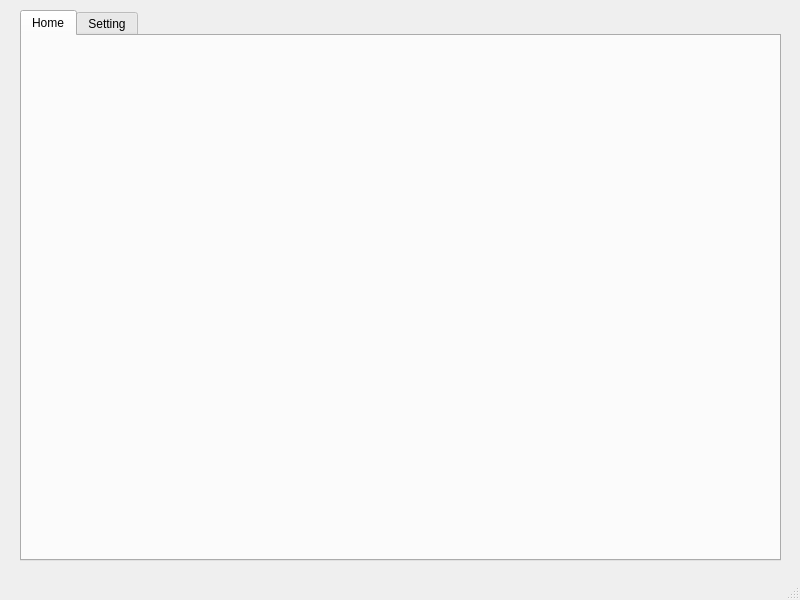
Qt form mainpage.ui (santabou/JobMatch) before a commit.
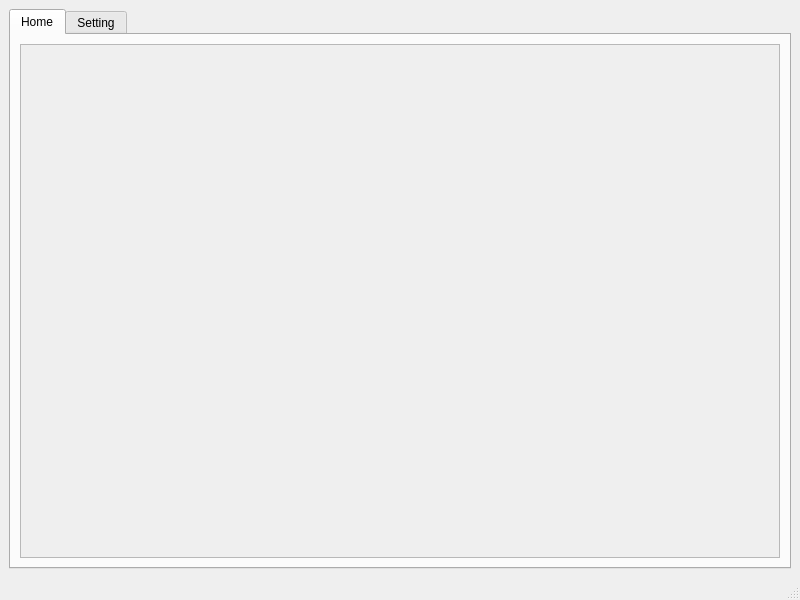
The same form after that commit.

The edit to the form file:
```diff
--- a/mainpage.ui
+++ b/mainpage.ui
@@ -14,15 +14,9 @@
    <string>MainWindow</string>
   </property>
   <widget class="QWidget" name="centralwidget">
+   <layout class="QHBoxLayout" name="horizontalLayout">
+    <item>
    <widget class="QTabWidget" name="tabWidget">
-    <property name="geometry">
-     <rect>
-      <x>20</x>
-      <y>10</y>
-      <width>761</width>
-      <height>551</height>
-     </rect>
-    </property>
     <property name="currentIndex">
      <number>0</number>
     </property>
@@ -30,16 +24,26 @@
      <attribute name="title">
       <string>Home</string>
      </attribute>
-     <widget class="QWidget" name="widget" native="true">
+       <layout class="QHBoxLayout" name="horizontalLayout_2">
+        <item>
+         <widget class="QScrollArea" name="scrollArea">
+          <property name="widgetResizable">
+           <bool>true</bool>
+          </property>
+          <widget class="QWidget" name="scrollAreaWidgetContents_4">
       <property name="geometry">
        <rect>
-        <x>20</x>
-        <y>10</y>
-        <width>721</width>
-        <height>481</height>
-       </rect>
-      </property>
-     </widget>
+             <x>0</x>
+             <y>0</y>
+             <width>748</width>
+             <height>474</height>
+            </rect>
+           </property>
+           <layout class="QGridLayout" name="gridLayout"/>
+          </widget>
+         </widget>
+        </item>
+       </layout>
     </widget>
     <widget class="QWidget" name="tab_2">
      <attribute name="title">
@@ -119,6 +123,8 @@
      </widget>
     </widget>
    </widget>
+    </item>
+   </layout>
   </widget>
   <widget class="QMenuBar" name="menubar">
    <property name="geometry">
```
Lines whose indentation alone changed are shown as unchanged.
